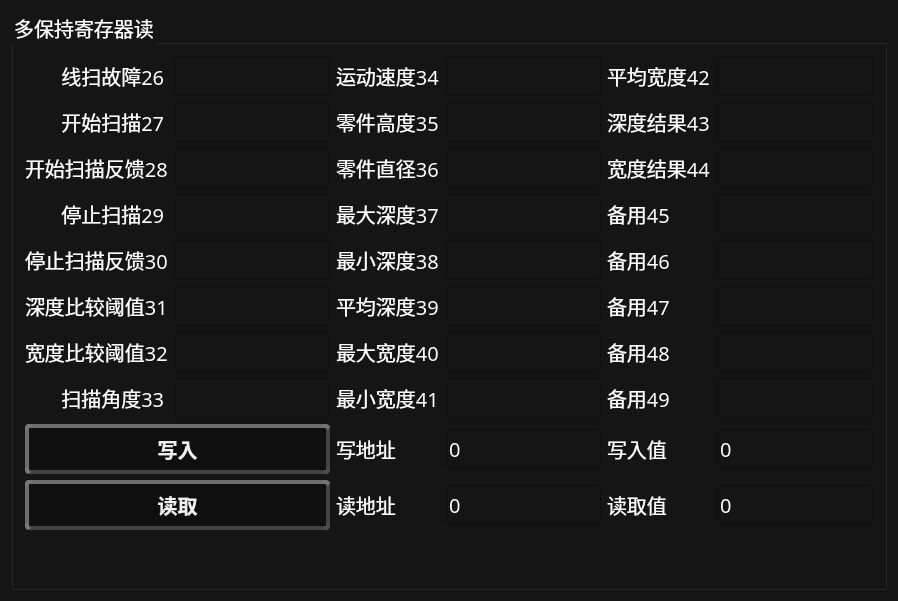
Above: Communicate.ui from jiangzhiweihgkj/PolePieceMeasure before the change. Below: the same form after it.
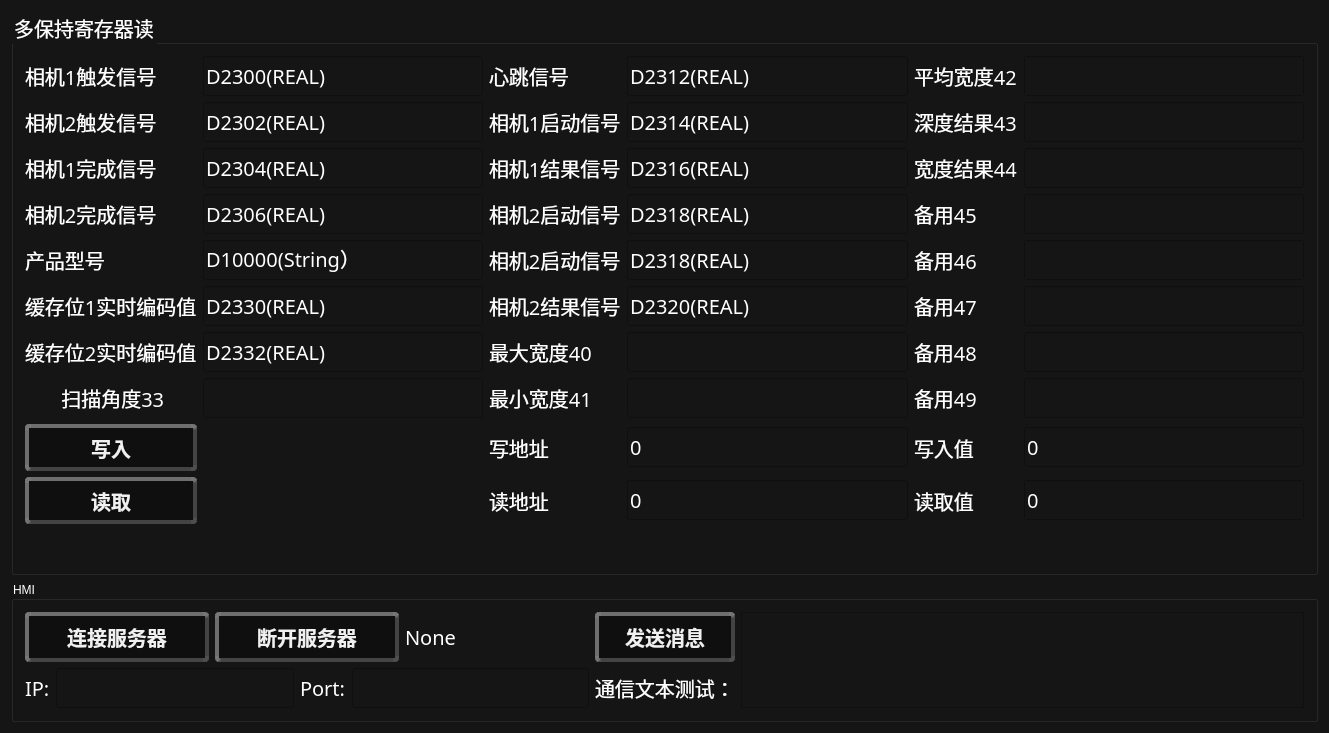
That is the form after the change.

Commit message: 添加通信

```diff
--- a/Communicate.ui
+++ b/Communicate.ui
@@ -6,8 +6,8 @@
    <rect>
     <x>0</x>
     <y>0</y>
-    <width>898</width>
-    <height>601</height>
+    <width>1329</width>
+    <height>733</height>
    </rect>
   </property>
   <property name="windowTitle">
@@ -17,11 +17,11 @@
    <string notr="true">background-color: rgb(21, 21, 21);
 color: rgb(255, 255, 255);</string>
   </property>
-  <layout class="QGridLayout" name="gridLayout">
+  <layout class="QGridLayout" name="gridLayout_6">
    <item row="0" column="0">
     <widget class="QGroupBox" name="groupBox_8">
      <property name="sizePolicy">
-      <sizepolicy hsizetype="Expanding" vsizetype="Expanding">
+      <sizepolicy hsizetype="Expanding" vsizetype="Fixed">
        <horstretch>0</horstretch>
        <verstretch>0</verstretch>
       </sizepolicy>
@@ -64,7 +64,7 @@
          </font>
         </property>
         <property name="text">
-         <string>       线扫故障26</string>
+         <string>相机1触发信号</string>
         </property>
        </widget>
       </item>
@@ -84,6 +84,9 @@
           <bold>false</bold>
          </font>
         </property>
+        <property name="text">
+         <string>D2300(REAL)</string>
+        </property>
        </widget>
       </item>
       <item row="0" column="2">
@@ -103,7 +106,7 @@
          </font>
         </property>
         <property name="text">
-         <string>运动速度34</string>
+         <string>心跳信号</string>
         </property>
        </widget>
       </item>
@@ -123,6 +126,9 @@
           <bold>false</bold>
          </font>
         </property>
+        <property name="text">
+         <string>D2312(REAL)</string>
+        </property>
        </widget>
       </item>
       <item row="0" column="4">
@@ -181,7 +187,7 @@
          </font>
         </property>
         <property name="text">
-         <string>       开始扫描27</string>
+         <string>相机2触发信号</string>
         </property>
        </widget>
       </item>
@@ -201,6 +207,9 @@
           <bold>false</bold>
          </font>
         </property>
+        <property name="text">
+         <string>D2302(REAL)</string>
+        </property>
        </widget>
       </item>
       <item row="1" column="2">
@@ -220,7 +229,7 @@
          </font>
         </property>
         <property name="text">
-         <string>零件高度35</string>
+         <string>相机1启动信号</string>
         </property>
        </widget>
       </item>
@@ -240,6 +249,9 @@
           <bold>false</bold>
          </font>
         </property>
+        <property name="text">
+         <string>D2314(REAL)</string>
+        </property>
        </widget>
       </item>
       <item row="1" column="4">
@@ -298,7 +310,7 @@
          </font>
         </property>
         <property name="text">
-         <string>开始扫描反馈28</string>
+         <string>相机1完成信号</string>
         </property>
        </widget>
       </item>
@@ -318,6 +330,9 @@
           <bold>false</bold>
          </font>
         </property>
+        <property name="text">
+         <string>D2304(REAL)</string>
+        </property>
        </widget>
       </item>
       <item row="2" column="2">
@@ -337,7 +352,7 @@
          </font>
         </property>
         <property name="text">
-         <string>零件直径36</string>
+         <string>相机1结果信号</string>
         </property>
        </widget>
       </item>
@@ -357,6 +372,9 @@
           <bold>false</bold>
          </font>
         </property>
+        <property name="text">
+         <string>D2316(REAL)</string>
+        </property>
        </widget>
       </item>
       <item row="2" column="4">
@@ -415,7 +433,7 @@
          </font>
         </property>
         <property name="text">
-         <string>       停止扫描29</string>
+         <string>相机2完成信号</string>
         </property>
        </widget>
       </item>
@@ -435,6 +453,9 @@
           <bold>false</bold>
          </font>
         </property>
+        <property name="text">
+         <string>D2306(REAL)</string>
+        </property>
        </widget>
       </item>
       <item row="3" column="2">
@@ -454,7 +475,7 @@
          </font>
         </property>
         <property name="text">
-         <string>最大深度37</string>
+         <string>相机2启动信号</string>
         </property>
        </widget>
       </item>
@@ -474,6 +495,9 @@
           <bold>false</bold>
          </font>
         </property>
+        <property name="text">
+         <string>D2318(REAL)</string>
+        </property>
        </widget>
       </item>
       <item row="3" column="4">
@@ -532,7 +556,7 @@
          </font>
         </property>
         <property name="text">
-         <string>停止扫描反馈30</string>
+         <string>产品型号</string>
         </property>
        </widget>
       </item>
@@ -552,6 +576,9 @@
           <bold>false</bold>
          </font>
         </property>
+        <property name="text">
+         <string>D10000(String）</string>
+        </property>
        </widget>
       </item>
       <item row="4" column="2">
@@ -571,7 +598,7 @@
          </font>
         </property>
         <property name="text">
-         <string>最小深度38</string>
+         <string>相机2启动信号</string>
         </property>
        </widget>
       </item>
@@ -591,6 +618,9 @@
           <bold>false</bold>
          </font>
         </property>
+        <property name="text">
+         <string>D2318(REAL)</string>
+        </property>
        </widget>
       </item>
       <item row="4" column="4">
@@ -649,7 +679,7 @@
          </font>
         </property>
         <property name="text">
-         <string>深度比较阈值31</string>
+         <string>缓存位1实时编码值</string>
         </property>
        </widget>
       </item>
@@ -669,6 +699,9 @@
           <bold>false</bold>
          </font>
         </property>
+        <property name="text">
+         <string>D2330(REAL)</string>
+        </property>
        </widget>
       </item>
       <item row="5" column="2">
@@ -688,7 +721,7 @@
          </font>
         </property>
         <property name="text">
-         <string>平均深度39</string>
+         <string>相机2结果信号</string>
         </property>
        </widget>
       </item>
@@ -708,6 +741,9 @@
           <bold>false</bold>
          </font>
         </property>
+        <property name="text">
+         <string>D2320(REAL)</string>
+        </property>
        </widget>
       </item>
       <item row="5" column="4">
@@ -766,7 +802,7 @@
          </font>
         </property>
         <property name="text">
-         <string>宽度比较阈值32</string>
+         <string>缓存位2实时编码值</string>
         </property>
        </widget>
       </item>
@@ -786,6 +822,9 @@
           <bold>false</bold>
          </font>
         </property>
+        <property name="text">
+         <string>D2332(REAL)</string>
+        </property>
        </widget>
       </item>
       <item row="6" column="2">
@@ -983,6 +1022,77 @@
         </property>
        </widget>
       </item>
+      <item row="8" column="0">
+       <widget class="QPushButton" name="btnWriteReister">
+        <property name="minimumSize">
+         <size>
+          <width>0</width>
+          <height>40</height>
+         </size>
+        </property>
+        <property name="font">
+         <font>
+          <pointsize>15</pointsize>
+          <weight>75</weight>
+          <bold>true</bold>
+         </font>
+        </property>
+        <property name="styleSheet">
+         <string notr="true">QPushButton {
+    color: rgb(240, 240, 240);
+    background-color: rgb(15, 15, 15);
+    border-radius: 4px;
+    outline: none;
+    transition: all 0.15s ease-in-out;
+    padding: 6px 14px;
+    /* 双层边框实现立体效果 */
+    border: 4px solid rgba(80, 80, 80, 0.8); /* 外层深灰色边框 */
+    border-top: 4px solid rgba(120, 120, 120, 0.9);
+    border-left: 4px solid rgba(120, 120, 120, 0.9);
+    /* 内层边框效果 */
+    background-clip: padding-box;
+    position: relative;
+}
+
+QPushButton::before {
+    content: &quot;&quot;;
+    position: absolute;
+    top: 1px;
+    left: 1px;
+    right: 1px;
+    bottom: 1px;
+    border: 1px solid rgba(30, 30, 30, 0.9);
+    border-radius: 3px;
+    pointer-events: none;
+}
+
+QPushButton:hover {
+    background-color: rgb(162, 162, 162);
+    border-color: rgba(100, 100, 100, 0.9);
+    border-top-color: rgba(140, 140, 140, 0.9);
+    border-left-color: rgba(140, 140, 140, 0.9);
+}
+
+QPushButton:pressed {
+    background-color: #252A32;
+    color: #C8CDD1;
+    /* 按下时反转边框明暗 */
+    border: 1px solid rgba(60, 60, 60, 0.9);
+    border-bottom-color: rgba(100, 100, 100, 0.9);
+    border-right-color: rgba(100, 100, 100, 0.9);
+}
+
+QPushButton:disabled {
+    background-color: #E3E7EB;
+    color: #A0A6AC;
+    border: 1px solid rgba(150, 150, 150, 0.6);
+}</string>
+        </property>
+        <property name="text">
+         <string>写入</string>
+        </property>
+       </widget>
+      </item>
       <item row="8" column="2">
        <widget class="QLabel" name="label_12">
         <property name="minimumSize">
@@ -1067,6 +1177,77 @@
         </property>
        </widget>
       </item>
+      <item row="9" column="0">
+       <widget class="QPushButton" name="btnReadReister">
+        <property name="minimumSize">
+         <size>
+          <width>0</width>
+          <height>40</height>
+         </size>
+        </property>
+        <property name="font">
+         <font>
+          <pointsize>15</pointsize>
+          <weight>75</weight>
+          <bold>true</bold>
+         </font>
+        </property>
+        <property name="styleSheet">
+         <string notr="true">QPushButton {
+    color: rgb(240, 240, 240);
+    background-color: rgb(15, 15, 15);
+    border-radius: 4px;
+    outline: none;
+    transition: all 0.15s ease-in-out;
+    padding: 6px 14px;
+    /* 双层边框实现立体效果 */
+    border: 4px solid rgba(80, 80, 80, 0.8); /* 外层深灰色边框 */
+    border-top: 4px solid rgba(120, 120, 120, 0.9);
+    border-left: 4px solid rgba(120, 120, 120, 0.9);
+    /* 内层边框效果 */
+    background-clip: padding-box;
+    position: relative;
+}
+
+QPushButton::before {
+    content: &quot;&quot;;
+    position: absolute;
+    top: 1px;
+    left: 1px;
+    right: 1px;
+    bottom: 1px;
+    border: 1px solid rgba(30, 30, 30, 0.9);
+    border-radius: 3px;
+    pointer-events: none;
+}
+
+QPushButton:hover {
+    background-color: rgb(162, 162, 162);
+    border-color: rgba(100, 100, 100, 0.9);
+    border-top-color: rgba(140, 140, 140, 0.9);
+    border-left-color: rgba(140, 140, 140, 0.9);
+}
+
+QPushButton:pressed {
+    background-color: #252A32;
+    color: #C8CDD1;
+    /* 按下时反转边框明暗 */
+    border: 1px solid rgba(60, 60, 60, 0.9);
+    border-bottom-color: rgba(100, 100, 100, 0.9);
+    border-right-color: rgba(100, 100, 100, 0.9);
+}
+
+QPushButton:disabled {
+    background-color: #E3E7EB;
+    color: #A0A6AC;
+    border: 1px solid rgba(150, 150, 150, 0.6);
+}</string>
+        </property>
+        <property name="text">
+         <string>读取</string>
+        </property>
+       </widget>
+      </item>
       <item row="9" column="2">
        <widget class="QLabel" name="label_14">
         <property name="minimumSize">
@@ -1164,23 +1345,34 @@
         </property>
        </spacer>
       </item>
-      <item row="8" column="0" colspan="2">
-       <widget class="QPushButton" name="btnWriteReister">
-        <property name="minimumSize">
-         <size>
-          <width>0</width>
-          <height>40</height>
-         </size>
-        </property>
-        <property name="font">
-         <font>
-          <pointsize>15</pointsize>
-          <weight>75</weight>
-          <bold>true</bold>
-         </font>
-        </property>
-        <property name="styleSheet">
-         <string notr="true">QPushButton {
+     </layout>
+    </widget>
+   </item>
+   <item row="1" column="0">
+    <widget class="QGroupBox" name="groupBox">
+     <property name="sizePolicy">
+      <sizepolicy hsizetype="Preferred" vsizetype="Expanding">
+       <horstretch>0</horstretch>
+       <verstretch>0</verstretch>
+      </sizepolicy>
+     </property>
+     <property name="title">
+      <string>HMI</string>
+     </property>
+     <layout class="QGridLayout" name="gridLayout_5">
+      <item row="0" column="0">
+       <layout class="QGridLayout" name="gridLayout_2">
+        <item row="0" column="0">
+         <widget class="QPushButton" name="btnConnectServer">
+          <property name="font">
+           <font>
+            <pointsize>15</pointsize>
+            <weight>75</weight>
+            <bold>true</bold>
+           </font>
+          </property>
+          <property name="styleSheet">
+           <string notr="true">QPushButton {
     color: rgb(240, 240, 240);
     background-color: rgb(15, 15, 15);
     border-radius: 4px;
@@ -1229,29 +1421,113 @@
     color: #A0A6AC;
     border: 1px solid rgba(150, 150, 150, 0.6);
 }</string>
-        </property>
-        <property name="text">
-         <string>写入</string>
-        </property>
-       </widget>
+          </property>
+          <property name="text">
+           <string>连接服务器</string>
+          </property>
+         </widget>
+        </item>
+        <item row="0" column="1">
+         <widget class="QPushButton" name="btnDisConnectServer">
+          <property name="font">
+           <font>
+            <pointsize>15</pointsize>
+            <weight>75</weight>
+            <bold>true</bold>
+           </font>
+          </property>
+          <property name="styleSheet">
+           <string notr="true">QPushButton {
+    color: rgb(240, 240, 240);
+    background-color: rgb(15, 15, 15);
+    border-radius: 4px;
+    outline: none;
+    transition: all 0.15s ease-in-out;
+    padding: 6px 14px;
+    /* 双层边框实现立体效果 */
+    border: 4px solid rgba(80, 80, 80, 0.8); /* 外层深灰色边框 */
+    border-top: 4px solid rgba(120, 120, 120, 0.9);
+    border-left: 4px solid rgba(120, 120, 120, 0.9);
+    /* 内层边框效果 */
+    background-clip: padding-box;
+    position: relative;
+}
+
+QPushButton::before {
+    content: &quot;&quot;;
+    position: absolute;
+    top: 1px;
+    left: 1px;
+    right: 1px;
+    bottom: 1px;
+    border: 1px solid rgba(30, 30, 30, 0.9);
+    border-radius: 3px;
+    pointer-events: none;
+}
+
+QPushButton:hover {
+    background-color: rgb(162, 162, 162);
+    border-color: rgba(100, 100, 100, 0.9);
+    border-top-color: rgba(140, 140, 140, 0.9);
+    border-left-color: rgba(140, 140, 140, 0.9);
+}
+
+QPushButton:pressed {
+    background-color: #252A32;
+    color: #C8CDD1;
+    /* 按下时反转边框明暗 */
+    border: 1px solid rgba(60, 60, 60, 0.9);
+    border-bottom-color: rgba(100, 100, 100, 0.9);
+    border-right-color: rgba(100, 100, 100, 0.9);
+}
+
+QPushButton:disabled {
+    background-color: #E3E7EB;
+    color: #A0A6AC;
+    border: 1px solid rgba(150, 150, 150, 0.6);
+}</string>
+          </property>
+          <property name="text">
+           <string>断开服务器</string>
+          </property>
+         </widget>
+        </item>
+        <item row="0" column="2">
+         <widget class="QLabel" name="labelHMIConnectState">
+          <property name="minimumSize">
+           <size>
+            <width>0</width>
+            <height>40</height>
+           </size>
+          </property>
+          <property name="font">
+           <font>
+            <family>微软雅黑</family>
+            <pointsize>15</pointsize>
+            <weight>50</weight>
+            <bold>false</bold>
+           </font>
+          </property>
+          <property name="text">
+           <string>None</string>
+          </property>
+         </widget>
+        </item>
+       </layout>
       </item>
-      <item row="9" column="0" colspan="2">
-       <widget class="QPushButton" name="btnReadReister">
-        <property name="minimumSize">
-         <size>
-          <width>0</width>
-          <height>40</height>
-         </size>
-        </property>
-        <property name="font">
-         <font>
-          <pointsize>15</pointsize>
-          <weight>75</weight>
-          <bold>true</bold>
-         </font>
-        </property>
-        <property name="styleSheet">
-         <string notr="true">QPushButton {
+      <item row="0" column="1" rowspan="2">
+       <layout class="QGridLayout" name="gridLayout_4">
+        <item row="0" column="0">
+         <widget class="QPushButton" name="btnSendMessage">
+          <property name="font">
+           <font>
+            <pointsize>15</pointsize>
+            <weight>75</weight>
+            <bold>true</bold>
+           </font>
+          </property>
+          <property name="styleSheet">
+           <string notr="true">QPushButton {
     color: rgb(240, 240, 240);
     background-color: rgb(15, 15, 15);
     border-radius: 4px;
@@ -1300,11 +1576,115 @@
     color: #A0A6AC;
     border: 1px solid rgba(150, 150, 150, 0.6);
 }</string>
-        </property>
-        <property name="text">
-         <string>读取</string>
-        </property>
-       </widget>
+          </property>
+          <property name="text">
+           <string>发送消息</string>
+          </property>
+         </widget>
+        </item>
+        <item row="1" column="0">
+         <widget class="QLabel" name="label_17">
+          <property name="minimumSize">
+           <size>
+            <width>0</width>
+            <height>40</height>
+           </size>
+          </property>
+          <property name="font">
+           <font>
+            <family>微软雅黑</family>
+            <pointsize>15</pointsize>
+            <weight>50</weight>
+            <bold>false</bold>
+           </font>
+          </property>
+          <property name="text">
+           <string>通信文本测试：</string>
+          </property>
+         </widget>
+        </item>
+       </layout>
+      </item>
+      <item row="0" column="2" rowspan="2">
+       <widget class="QTextEdit" name="txtEditContentTest"/>
+      </item>
+      <item row="1" column="0">
+       <layout class="QGridLayout" name="gridLayout">
+        <item row="0" column="0">
+         <widget class="QLabel" name="label_16">
+          <property name="minimumSize">
+           <size>
+            <width>0</width>
+            <height>40</height>
+           </size>
+          </property>
+          <property name="font">
+           <font>
+            <family>微软雅黑</family>
+            <pointsize>15</pointsize>
+            <weight>50</weight>
+            <bold>false</bold>
+           </font>
+          </property>
+          <property name="text">
+           <string>IP:</string>
+          </property>
+         </widget>
+        </item>
+        <item row="0" column="1">
+         <widget class="QLineEdit" name="editServerIP">
+          <property name="minimumSize">
+           <size>
+            <width>0</width>
+            <height>40</height>
+           </size>
+          </property>
+          <property name="font">
+           <font>
+            <family>微软雅黑</family>
+            <pointsize>15</pointsize>
+           </font>
+          </property>
+         </widget>
+        </item>
+        <item row="0" column="2">
+         <widget class="QLabel" name="label_18">
+          <property name="minimumSize">
+           <size>
+            <width>0</width>
+            <height>40</height>
+           </size>
+          </property>
+          <property name="font">
+           <font>
+            <family>微软雅黑</family>
+            <pointsize>15</pointsize>
+            <weight>50</weight>
+            <bold>false</bold>
+           </font>
+          </property>
+          <property name="text">
+           <string>Port:</string>
+          </property>
+         </widget>
+        </item>
+        <item row="0" column="3">
+         <widget class="QLineEdit" name="editServerPort">
+          <property name="minimumSize">
+           <size>
+            <width>0</width>
+            <height>40</height>
+           </size>
+          </property>
+          <property name="font">
+           <font>
+            <family>微软雅黑</family>
+            <pointsize>15</pointsize>
+           </font>
+          </property>
+         </widget>
+        </item>
+       </layout>
       </item>
      </layout>
     </widget>
```
Left out of the diff: 2 changed lines with no effect on the pictures. The commit also changes 12 other files.
